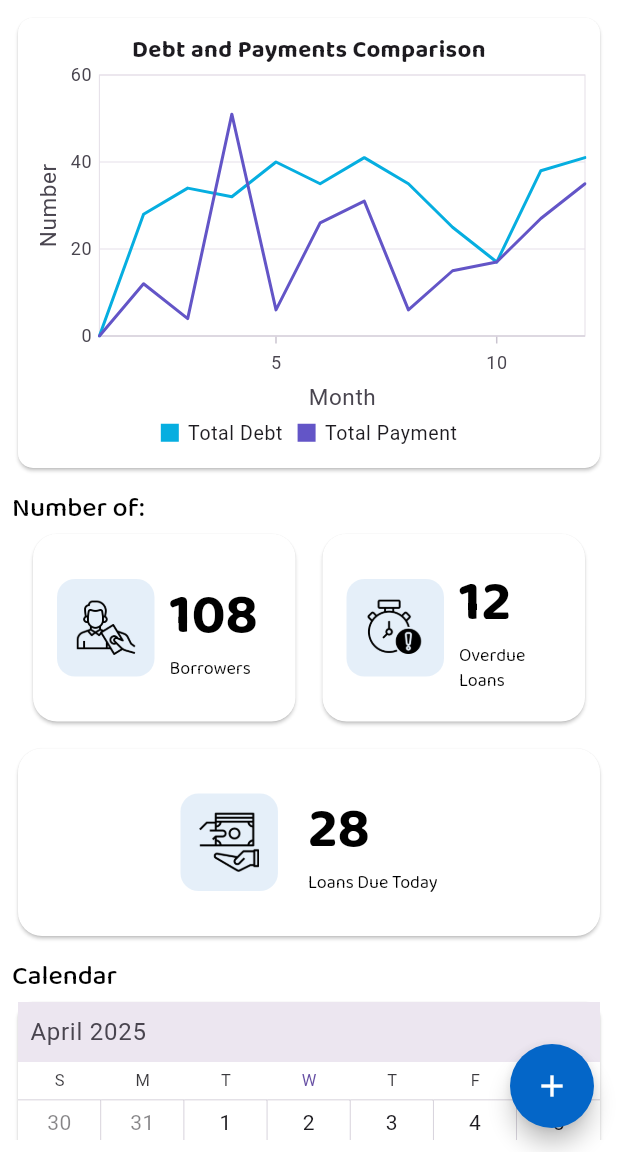
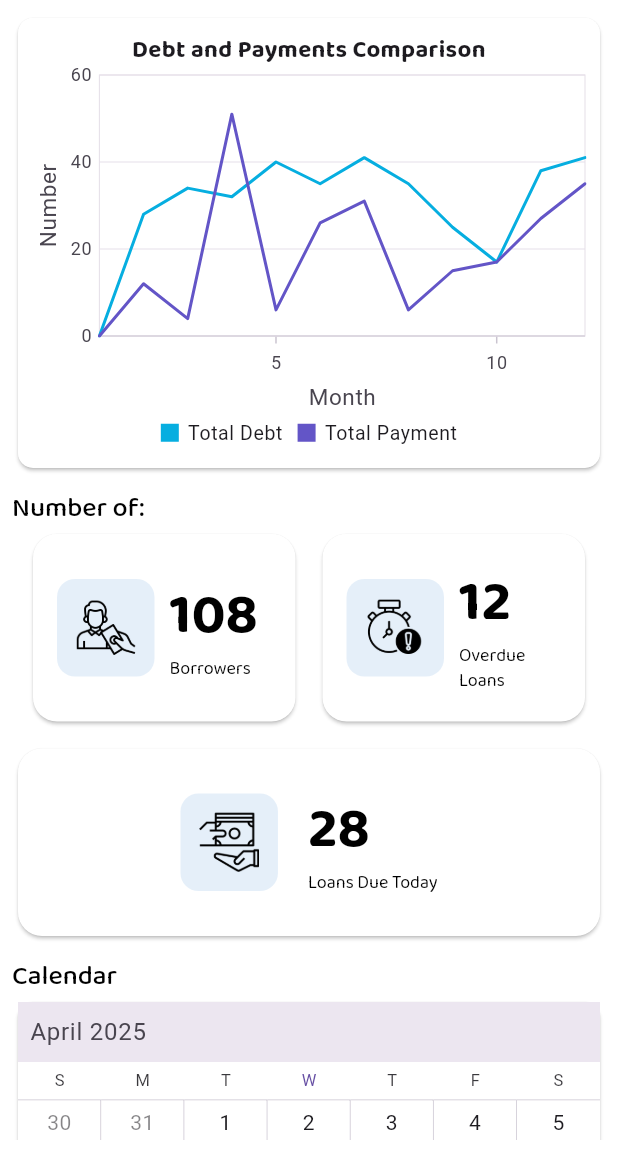
Before and after one commit to lansoyyy/pautang_tracker, a Flutter app: the screen it shows after launch, on a phone screen of 412 x 824 dp, the part 84-1236 px from its top. Run offline on Flutter 3.47's test engine with Material 3 defaults, Android fonts, the phone set to English and light mode, and no system bars; drawn by our look-alikes of syncfusion_flutter_calendar; our stand-ins replace flutter_slidable, fluttertoast, syncfusion_flutter_charts.

```diff
--- a/lib/screens/home_screen.dart
+++ b/lib/screens/home_screen.dart
@@ -41,17 +41,6 @@ class HomeScreen extends StatelessWidget {
     ];
     return Scaffold(
       backgroundColor: Colors.white,
-      floatingActionButton: FloatingActionButton(
-        backgroundColor: primary,
-        shape: RoundedRectangleBorder(
-          borderRadius: BorderRadius.circular(100),
-        ),
-        onPressed: () {},
-        child: Icon(
-          Icons.add,
-          color: Colors.white,
-        ),
-      ),
       drawer: DrawerWidget(),
       appBar: AppBar(
         foregroundColor: Colors.white,
```
